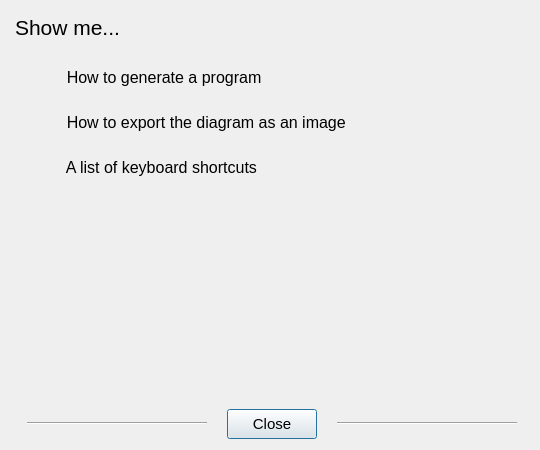
Old version of the form helpwindow.ui in the repository OlyCow/draw-auton.
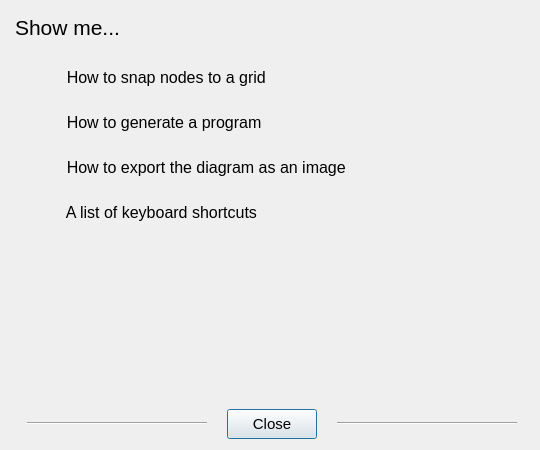
New version of the form.

Commit message:
Finished help window
for now

Patch:
```diff
--- a/helpwindow.ui
+++ b/helpwindow.ui
@@ -82,39 +82,7 @@
        <property name="verticalSpacing">
         <number>0</number>
        </property>
-       <item row="1" column="1">
-        <widget class="QPushButton" name="pushButton_export_image">
-         <property name="minimumSize">
-          <size>
-           <width>0</width>
-           <height>45</height>
-          </size>
-         </property>
-         <property name="text">
-          <string>    How to export the diagram as an image</string>
-         </property>
-         <property name="flat">
-          <bool>true</bool>
-         </property>
-        </widget>
-       </item>
-       <item row="0" column="1">
-        <widget class="QPushButton" name="pushButton_generate_program">
-         <property name="minimumSize">
-          <size>
-           <width>0</width>
-           <height>45</height>
-          </size>
-         </property>
-         <property name="text">
-          <string>    How to generate a program</string>
-         </property>
-         <property name="flat">
-          <bool>true</bool>
-         </property>
-        </widget>
-       </item>
-       <item row="3" column="1">
+       <item row="5" column="1">
         <spacer name="spacer_bottom">
          <property name="orientation">
           <enum>Qt::Vertical</enum>
@@ -127,7 +95,39 @@
          </property>
         </spacer>
        </item>
-       <item row="0" column="0" rowspan="4">
+       <item row="2" column="1">
+        <widget class="QPushButton" name="pushButton_export_image">
+         <property name="minimumSize">
+          <size>
+           <width>0</width>
+           <height>45</height>
+          </size>
+         </property>
+         <property name="text">
+          <string>    How to export the diagram as an image</string>
+         </property>
+         <property name="flat">
+          <bool>true</bool>
+         </property>
+        </widget>
+       </item>
+       <item row="3" column="1">
+        <widget class="QPushButton" name="pushButton_keyboard_shortcuts">
+         <property name="minimumSize">
+          <size>
+           <width>0</width>
+           <height>45</height>
+          </size>
+         </property>
+         <property name="text">
+          <string>    A list of keyboard shortcuts</string>
+         </property>
+         <property name="flat">
+          <bool>true</bool>
+         </property>
+        </widget>
+       </item>
+       <item row="1" column="0" rowspan="5">
         <spacer name="spacer_tab">
          <property name="orientation">
           <enum>Qt::Horizontal</enum>
@@ -143,8 +143,8 @@
          </property>
         </spacer>
        </item>
-       <item row="2" column="1">
-        <widget class="QPushButton" name="pushButton_keyboard_shortcuts">
+       <item row="1" column="1">
+        <widget class="QPushButton" name="pushButton_generate_program">
          <property name="minimumSize">
           <size>
            <width>0</width>
@@ -152,7 +152,23 @@
           </size>
          </property>
          <property name="text">
-          <string>    A list of keyboard shortcuts</string>
+          <string>    How to generate a program</string>
+         </property>
+         <property name="flat">
+          <bool>true</bool>
+         </property>
+        </widget>
+       </item>
+       <item row="0" column="1">
+        <widget class="QPushButton" name="pushButton_snap_to_grid">
+         <property name="minimumSize">
+          <size>
+           <width>0</width>
+           <height>45</height>
+          </size>
+         </property>
+         <property name="text">
+          <string>    How to snap nodes to a grid</string>
          </property>
          <property name="flat">
           <bool>true</bool>
```
Left out of the diff: 1 changed line with no effect on the pictures. The commit also changes 2 other files.
